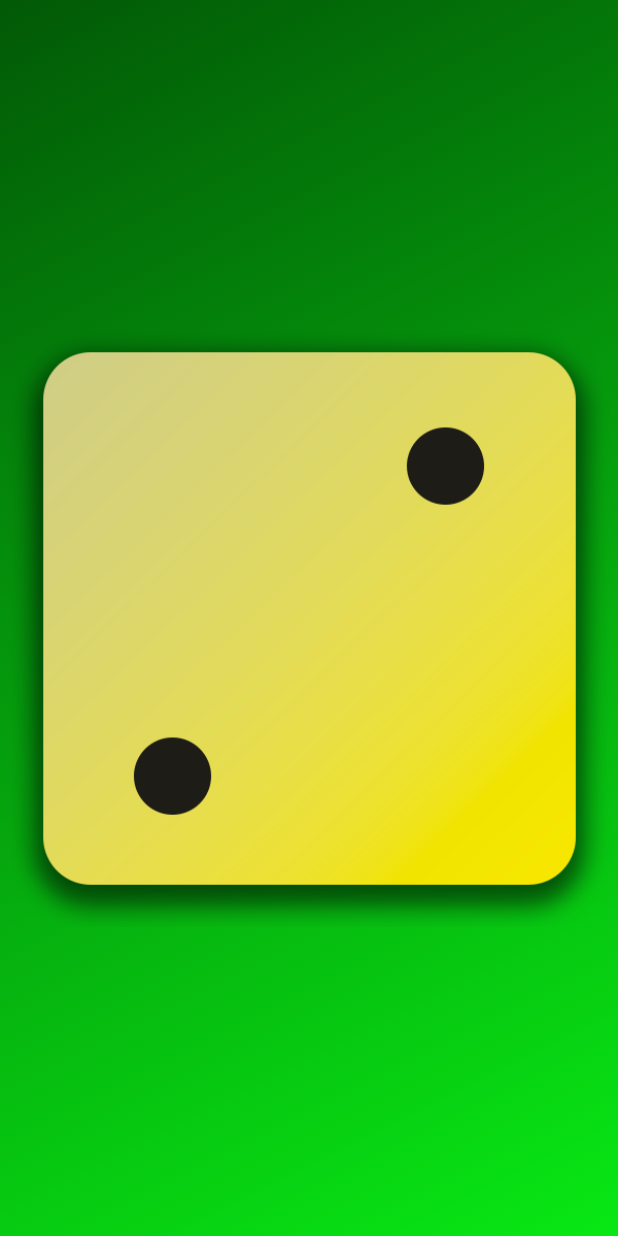
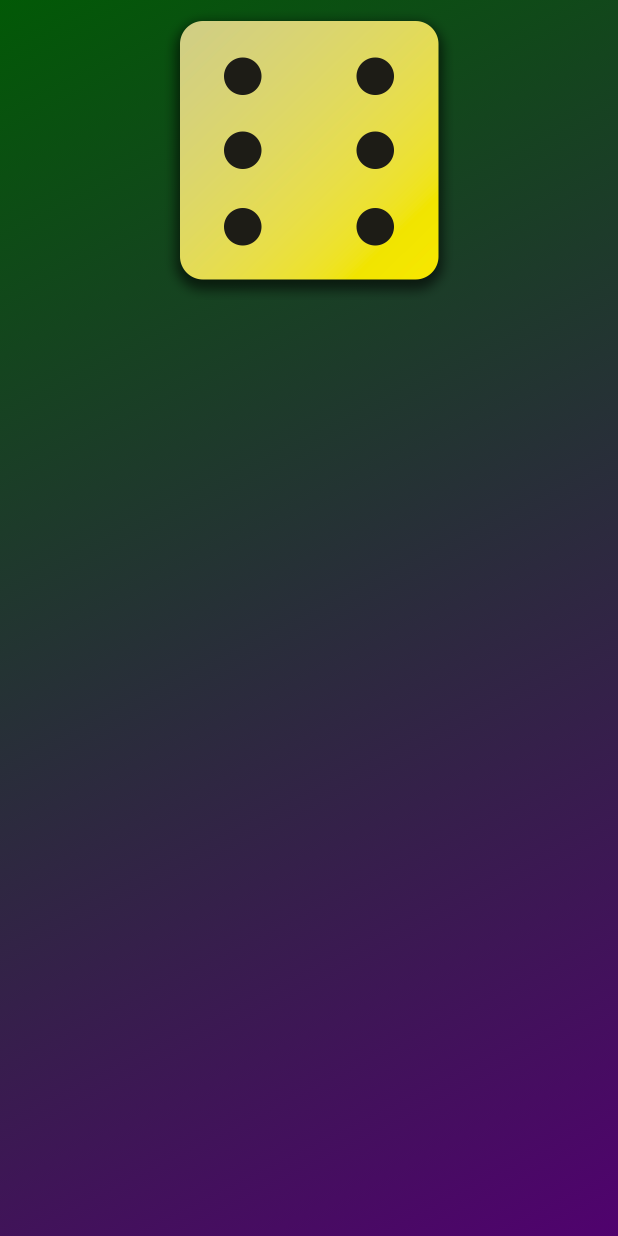
Before and after one commit to rai0910/flutter_projects, a Flutter app: the screen it shows after launch, on a phone screen of 412 x 824 dp. Run offline on Flutter 3.47's test engine with Material 3 defaults, Android fonts, the phone set to English and light mode, and no system bars.

Commit message:
Created column widget

```diff
--- a/second_app/lib/gradiant_container.dart
+++ b/second_app/lib/gradiant_container.dart
@@ -3,12 +3,12 @@ import 'package:flutter/material.dart';
 var startAllignment = Alignment.topLeft;
 var endAllignment = Alignment.bottomRight;
 
+class GradiantContainer extends StatelessWidget {
+  const GradiantContainer(this.color1, this.color2, {super.key});
 
-
-class GradiantContainer extends StatelessWidget {
-  const GradiantContainer(this.color1,this.color2,{super.key});
-
-  const GradiantContainer.purple({super.key}) : color1 = Colors.deepPurple, color2 = Colors.indigo;
+  const GradiantContainer.purple({super.key})
+      : color1 = Colors.deepPurple,
+        color2 = Colors.indigo;
 
   final Color color1;
   final Color color2;
@@ -18,16 +18,21 @@ final Color color2;
     return Container(
       decoration: BoxDecoration(
           gradient: (LinearGradient(
-            colors: [color1,color2],
+        colors: [color1, color2],
         begin: startAllignment,
         end: endAllignment,
       ))),
       child: Center(
-            child: Image.asset('assets/images/dice-2.png'),
+          child: Column(
+        children: [
+          Image.asset(
+            'assets/images/dice-6.png',
+            width: 200,
           ),
+        ],
+      )),
     );
   }
-
 }
 
 // class GradiantContainer extends StatelessWidget {
--- a/second_app/lib/main.dart
+++ b/second_app/lib/main.dart
@@ -8,7 +8,7 @@ void main() {
         backgroundColor: Colors.red,
         body: GradiantContainer(
             Color.fromARGB(255, 2, 89, 6),
-            Color.fromARGB(255, 8, 232, 20)
+            Color.fromARGB(255, 80, 2, 110)
             ),
       ),
     ),
```
Lines whose indentation alone changed are shown as unchanged.
